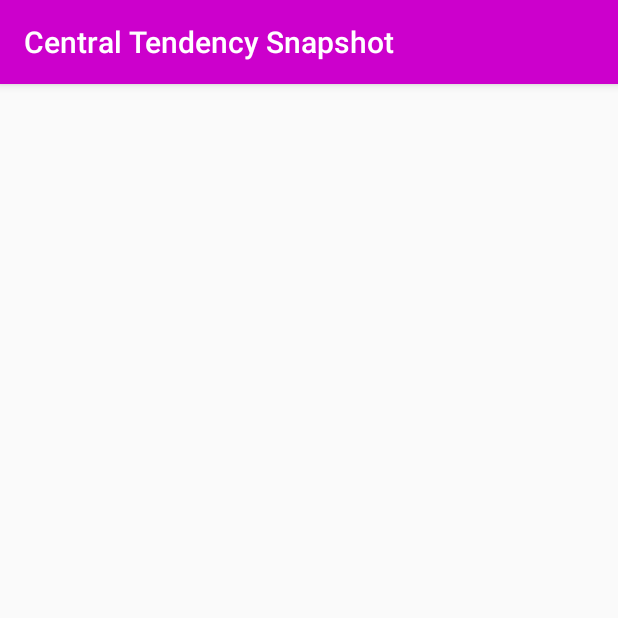
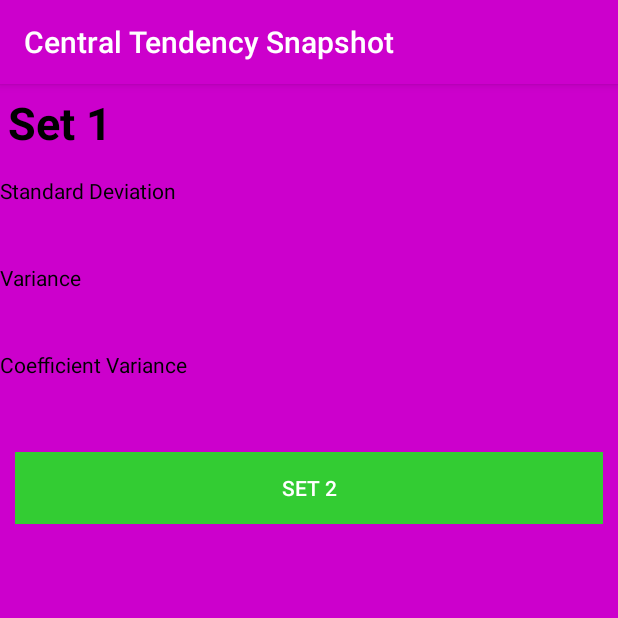
Before and after one commit to Nadzmi-Freelance/Central-Tendency-Snap, an Android app: the ComputeGroupDataMV screen opened directly, with no data from a screen before it, on a phone screen of 412 x 824 dp, the top half of it. Run offline under Robolectric (Android 15) with nearby library versions, the phone set to English and light mode, and no system bars; network calls fail.

Commit message:
Added cvset2 views Added skeleton for standard deviation & variance calculation in CalculatorGroupedData

```diff
--- a/app/build.gradle
+++ b/app/build.gradle
@@ -25,5 +25,6 @@ dependencies {
     compile files('libs/commons-math3-3.6.1.jar')
     compile 'com.android.support:appcompat-v7:23.4.0'
     compile 'com.android.support.constraint:constraint-layout:1.0.1'
+    compile 'com.android.support:support-v4:23.4.0'
     testCompile 'junit:junit:4.12'
 }
--- a/app/src/main/AndroidManifest.xml
+++ b/app/src/main/AndroidManifest.xml
@@ -30,7 +30,8 @@
         <activity android:name=".activity.UngroupedData" />
         <activity android:name=".activity.ComputeGroupDataMT" />
         <activity android:name=".activity.ComputeUngroupData" />
-        <activity android:name=".activity.ComputeGroupDataMV"></activity>
+        <activity android:name=".activity.ComputeGroupDataMV" />
+        <activity android:name=".activity.GroupDataCVSet2"></activity>
     </application>
 
 </manifest>
--- a/app/src/main/java/com/seladanghijau/centraltendencysnap/activity/ComputeGroupDataMV.java
+++ b/app/src/main/java/com/seladanghijau/centraltendencysnap/activity/ComputeGroupDataMV.java
@@ -1,15 +1,64 @@
 package com.seladanghijau.centraltendencysnap.activity;
 
+import android.content.Intent;
 import android.support.v7.app.AppCompatActivity;
 import android.os.Bundle;
+import android.view.View;
+import android.widget.Button;
+import android.widget.TextView;
 
 import com.seladanghijau.centraltendencysnap.R;
 
-public class ComputeGroupDataMV extends AppCompatActivity {
+public class ComputeGroupDataMV extends AppCompatActivity implements View.OnClickListener {
+    // views var
+    TextView tvStandardDeviationTitle, tvStandardDeviationStep, tvStandardDeviationAnswer;
+    TextView tvVarianceTitle, tvVarianceStep, tvVarianceAnswer;
+    TextView tvCVTitle, tvCVStep, tvCVAnswer;
+    Button btnSet2;
+
+    // standard vars
+    double cvSet1;
 
     @Override
     protected void onCreate(Bundle savedInstanceState) {
         super.onCreate(savedInstanceState);
         setContentView(R.layout.activity_compute_group_data_mv);
+
+        initViews();
     }
+
+    // initialization ------------------------------------------------------------------------------
+    private void initViews() {
+        tvStandardDeviationTitle = (TextView) findViewById(R.id.tvStandardDeviationTitle);
+        tvStandardDeviationStep = (TextView) findViewById(R.id.tvStandardDeviationStep);
+        tvStandardDeviationAnswer = (TextView) findViewById(R.id.tvStandardDeviationAnswer);
+        tvVarianceTitle = (TextView) findViewById(R.id.tvVarianceTitle);
+        tvVarianceStep = (TextView) findViewById(R.id.tvVarianceStep);
+        tvVarianceAnswer = (TextView) findViewById(R.id.tvVarianceAnswer);
+        tvCVTitle = (TextView) findViewById(R.id.tvCVTitle);
+        tvCVStep = (TextView) findViewById(R.id.tvCVStep);
+        tvCVAnswer = (TextView) findViewById(R.id.tvCVAnswer);
+        btnSet2 = (Button) findViewById(R.id.btnSet2);
+
+        // init listener
+        btnSet2.setOnClickListener(this);
+    }
+    // ---------------------------------------------------------------------------------------------
+
+    // listener ------------------------------------------------------------------------------------
+    @Override
+    public void onClick(View view) {
+        switch (view.getId()) {
+            case R.id.btnSet2:
+                Intent gotoSet2CV;
+
+                // carry cvSet1 to cvSet2 activity
+                gotoSet2CV = new Intent(this, GroupDataCVSet2.class)
+                        .putExtra("cvSet1", cvSet1);
+
+                startActivity(gotoSet2CV);
+                break;
+        }
+    }
+    // ---------------------------------------------------------------------------------------------
 }
--- /dev/null
+++ b/app/src/main/java/com/seladanghijau/centraltendencysnap/activity/GroupDataCVSet2.java
@@ -0,0 +1,15 @@
+package com.seladanghijau.centraltendencysnap.activity;
+
+import android.support.v7.app.AppCompatActivity;
+import android.os.Bundle;
+
+import com.seladanghijau.centraltendencysnap.R;
+
+public class GroupDataCVSet2 extends AppCompatActivity {
+
+    @Override
+    protected void onCreate(Bundle savedInstanceState) {
+        super.onCreate(savedInstanceState);
+        setContentView(R.layout.activity_group_data_cvset2);
+    }
+}
--- a/app/src/main/java/com/seladanghijau/centraltendencysnap/activity/GroupedData.java
+++ b/app/src/main/java/com/seladanghijau/centraltendencysnap/activity/GroupedData.java
@@ -62,11 +62,10 @@ public class GroupedData extends AppCompatActivity implements View.OnClickListen
                     public void onClick(DialogInterface dialogInterface, int i) {
                         Intent computeGroupDataMT;
 
-                        computeGroupDataMT = new Intent(getApplicationContext(), ComputeGroupDataMT.class);
-
                         // carry data to MT
-                        computeGroupDataMT.putExtra("xInputList", xInputList);
-                        computeGroupDataMT.putExtra("yInputList", yInputList);
+                        computeGroupDataMT = new Intent(getApplicationContext(), ComputeGroupDataMT.class)
+                                .putExtra("xInputList", xInputList)
+                                .putExtra("yInputList", yInputList);
 
                         startActivity(computeGroupDataMT); // goto MT
                     }
@@ -76,11 +75,10 @@ public class GroupedData extends AppCompatActivity implements View.OnClickListen
                     public void onClick(DialogInterface dialogInterface, int i) {
                         Intent computeGroupDataMV;
 
-                        computeGroupDataMV = new Intent(getApplicationContext(), ComputeGroupDataMV.class);
-
                         // carry data to MV
-                        computeGroupDataMV.putExtra("xInputList", xInputList);
-                        computeGroupDataMV.putExtra("yInputList", yInputList);
+                        computeGroupDataMV = new Intent(getApplicationContext(), ComputeGroupDataMV.class)
+                                .putExtra("xInputList", xInputList)
+                                .putExtra("yInputList", yInputList);
 
                         startActivity(computeGroupDataMV); // goto MV
                     }
--- a/app/src/main/java/com/seladanghijau/centraltendencysnap/provider/CalculatorGroupedData.java
+++ b/app/src/main/java/com/seladanghijau/centraltendencysnap/provider/CalculatorGroupedData.java
@@ -106,6 +106,16 @@ public class CalculatorGroupedData {
 
         return result;
     }
+
+    /**
+    public static double standardDeviation(XInput xInput, int[] yInput) {
+
+    }
+
+    public static double varaince(XInput xInput, int[] yInput) {
+
+    }
+     */
     // ---------------------------------------------------------------------------------------------
 
     // steps methods -------------------------------------------------------------------------------
@@ -293,12 +303,27 @@ public class CalculatorGroupedData {
 
         return info + "\n\n" + init + "\n\n" + step1 + "\n\n" + step2;
     }
+
+    /**
+    public static String standardDeviationStep(String xList, String yList, XInput xInput, int[] yInput) {
+
+    }
+
+    public static String varianceStep(String xList, String yList, XInput xInput, int[] yInput) {
+
+    }
+    */
     // ---------------------------------------------------------------------------------------------
 
     //  asnwer method ------------------------------------------------------------------------------
     public static String meanAnswer(XInput xInput, int[] yInput) { return Html.fromHtml("&there4;") + " " + String.valueOf(mean(xInput, yInput)); }
     public static String medianAnswer(XInput xInput, int[] yInput) { return Html.fromHtml("&there4;") + " " + String.valueOf(median(xInput, yInput)); }
     public static String modeAnswer(XInput xInput, int[] yInput) { return Html.fromHtml("&there4;") + " " + String.valueOf(mode(xInput, yInput)); }
+
+    /**
+    public static String standardDeviationAnswer(XInput xInput, int[] yInput) {}
+    public static String varianceAnswer(XInput xInput, int[] yInput) {}
+    */
     // ---------------------------------------------------------------------------------------------
 
     // util methods --------------------------------------------------------------------------------
--- a/app/src/main/res/layout/activity_compute_group_data_mt.xml
+++ b/app/src/main/res/layout/activity_compute_group_data_mt.xml
@@ -16,7 +16,7 @@
             android:layout_height="wrap_content">
 
             <TextView
-                android:text="Mean: "
+                android:text="@string/mean"
                 android:id="@+id/tvMeanTitle"
                 android:textColor="#000000"
                 android:layout_width="match_parent"
@@ -43,7 +43,7 @@
             android:layout_height="wrap_content">
 
             <TextView
-                android:text="Median: "
+                android:text="@string/median"
                 android:id="@+id/tvMedianTitle"
                 android:textColor="#000000"
                 android:layout_width="match_parent"
@@ -70,7 +70,7 @@
             android:layout_height="wrap_content">
 
             <TextView
-                android:text="Mode: "
+                android:text="@string/mode"
                 android:id="@+id/tvModeTitle"
                 android:textColor="#000000"
                 android:layout_width="match_parent"
--- a/app/src/main/res/layout/activity_compute_group_data_mv.xml
+++ b/app/src/main/res/layout/activity_compute_group_data_mv.xml
@@ -1,9 +1,119 @@
 <?xml version="1.0" encoding="utf-8"?>
-<android.support.constraint.ConstraintLayout xmlns:android="http://schemas.android.com/apk/res/android"
-    xmlns:app="http://schemas.android.com/apk/res-auto"
+<ScrollView xmlns:android="http://schemas.android.com/apk/res/android"
     xmlns:tools="http://schemas.android.com/tools"
     android:layout_width="match_parent"
     android:layout_height="match_parent"
-    tools:context="com.seladanghijau.centraltendencysnap.activity.ComputeGroupDataMV">
+    android:background="@color/colorPrimary"
+    tools:context="com.seladanghijau.centraltendencysnap.activity.ComputeGroupDataMT">
 
-</android.support.constraint.ConstraintLayout>
+    <LinearLayout
+        android:orientation="vertical"
+        android:layout_width="match_parent"
+        android:layout_height="match_parent">
+
+        <TextView
+            android:text="@string/set_1"
+            android:textColor="@color/black"
+            android:layout_width="match_parent"
+            android:layout_height="wrap_content"
+            android:layout_marginBottom="10dp"
+            android:padding="5dp"
+            android:textStyle="bold"
+            android:textSize="30sp" />
+
+        <LinearLayout
+            android:orientation="vertical"
+            android:layout_width="match_parent"
+            android:layout_height="wrap_content">
+
+            <TextView
+                android:text="@string/stdDev"
+                android:id="@+id/tvStandardDeviationTitle"
+                android:textColor="@color/black"
+                android:layout_width="match_parent"
+                android:layout_height="wrap_content" />
+
+            <TextView
+                android:id="@+id/tvStandardDeviationStep"
+                android:textColor="@color/black"
+                android:layout_width="match_parent"
+                android:layout_height="wrap_content"
+                android:paddingLeft="20dp" />
+
+            <TextView
+                android:id="@+id/tvStandardDeviationAnswer"
+                android:textColor="@color/black"
+                android:layout_width="match_parent"
+                android:layout_height="wrap_content"
+                android:paddingLeft="10dp" />
+        </LinearLayout>
+
+        <LinearLayout
+            android:orientation="vertical"
+            android:layout_width="match_parent"
+            android:layout_height="wrap_content">
+
+            <TextView
+                android:text="@string/var"
+                android:id="@+id/tvVarianceTitle"
+                android:textColor="@color/black"
+                android:layout_width="match_parent"
+                android:layout_height="wrap_content" />
+
+            <TextView
+                android:id="@+id/tvVarianceStep"
+                android:textColor="@color/black"
+                android:layout_width="match_parent"
+                android:layout_height="wrap_content"
+                android:paddingLeft="20dp" />
+
+            <TextView
+                android:id="@+id/tvVarianceAnswer"
+                android:textColor="@color/black"
+                android:layout_width="match_parent"
+                android:layout_height="wrap_content"
+                android:paddingLeft="10dp" />
+        </LinearLayout>
+
+        <LinearLayout
+            android:orientation="vertical"
+            android:layout_width="match_parent"
+            android:layout_height="wrap_content">
+
+            <TextView
+                android:text="@string/cv"
+                android:id="@+id/tvCVTitle"
+                android:textColor="@color/black"
+                android:layout_width="match_parent"
+                android:layout_height="wrap_content" />
+
+            <TextView
+                android:id="@+id/tvCVStep"
+                android:textColor="@color/black"
+                android:layout_width="match_parent"
+                android:layout_height="wrap_content"
+                android:paddingLeft="20dp" />
+
+            <TextView
+                android:id="@+id/tvCVAnswer"
+                android:textColor="@color/black"
+                android:layout_width="match_parent"
+                android:layout_height="wrap_content"
+                android:paddingLeft="10dp" />
+        </LinearLayout>
+
+        <LinearLayout
+            android:layout_width="match_parent"
+            android:layout_height="wrap_content"
+            android:padding="10dp">
+
+            <Button
+                android:id="@+id/btnSet2"
+                android:text="@string/set_2"
+                android:layout_width="match_parent"
+                android:layout_height="wrap_content"
+                android:textColor="@color/white"
+                android:background="@drawable/state_button"/>
+        </LinearLayout>
+    </LinearLayout>
+</ScrollView>
--- /dev/null
+++ b/app/src/main/res/layout/activity_group_data_cvset2.xml
@@ -0,0 +1,9 @@
+<?xml version="1.0" encoding="utf-8"?>
+<android.support.constraint.ConstraintLayout xmlns:android="http://schemas.android.com/apk/res/android"
+    xmlns:app="http://schemas.android.com/apk/res-auto"
+    xmlns:tools="http://schemas.android.com/tools"
+    android:layout_width="match_parent"
+    android:layout_height="match_parent"
+    tools:context="com.seladanghijau.centraltendencysnap.activity.GroupDataCVSet2">
+
+</android.support.constraint.ConstraintLayout>
--- a/app/src/main/res/values/colors.xml
+++ b/app/src/main/res/values/colors.xml
@@ -5,4 +5,7 @@
     <color name="colorSecondary">#33cc33</color>
     <color name="colorTertiary">#ffff00</color>
     <color name="colorAccent">#FF4081</color>
+
+    <color name="white">#FFFFFF</color>
+    <color name="black">#000000</color>
 </resources>
--- a/app/src/main/res/values/strings.xml
+++ b/app/src/main/res/values/strings.xml
@@ -2,6 +2,16 @@
     <string name="app_name">Central Tendency Snapshot</string>
 
     <!-- group data -->
+    <!-- labels -->
+    <string name="mean">Mean</string>
+    <string name="median">Median</string>
+    <string name="mode">Mode</string>
+    <string name="stdDev">Standard Deviation</string>
+    <string name="var">Variance</string>
+    <string name="cv">Coefficient Variance</string>
+    <string name="set_1">Set 1</string>
+    <string name="set_2">Set 2</string>
+
     <!-- group data forms -->
     <string name="input_info">
         <b>
@@ -36,4 +46,7 @@
     <string name="popup_message">Do you want to calculate Central Tendency or Variance?</string>
     <string name="goto_mt">Central Tendency</string>
     <string name="goto_mv">Variance</string>
+
+    <!-- TODO: Remove or change this placeholder text -->
+    <string name="hello_blank_fragment">Hello blank fragment</string>
 </resources>
```
